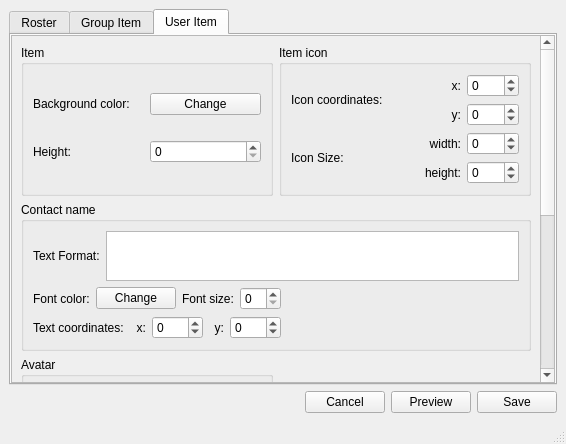
This is plugins/styler/window.ui in xmpp-graveyard/jabbim as Qt 5 draws it before an edit. The edited form follows.
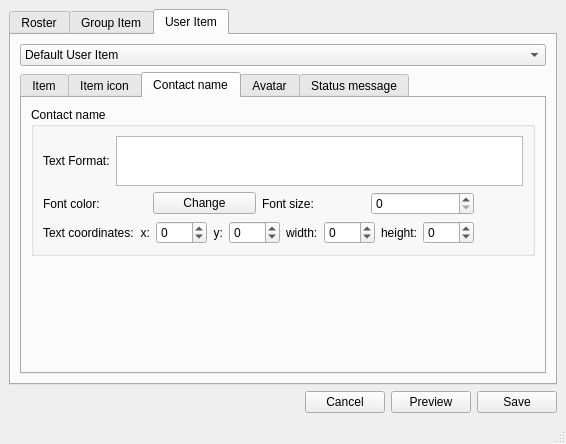
This is the edited form.

```diff
--- a/plugins/styler/window.ui
+++ b/plugins/styler/window.ui
@@ -367,28 +367,25 @@
        <attribute name="title" >
         <string>User Item</string>
        </attribute>
-       <layout class="QGridLayout" name="gridLayout_12" >
-        <property name="margin" >
-         <number>0</number>
-        </property>
-        <item row="0" column="0" >
-         <widget class="QScrollArea" name="scrollArea_2" >
-          <property name="verticalScrollBarPolicy" >
-           <enum>Qt::ScrollBarAlwaysOn</enum>
+       <layout class="QGridLayout" name="gridLayout_18" >
+        <item row="1" column="0" >
+         <widget class="QTabWidget" name="tabWidget_2" >
+          <property name="currentIndex" >
+           <number>2</number>
           </property>
-          <property name="widgetResizable" >
-           <bool>true</bool>
-          </property>
-          <widget class="QWidget" name="scrollAreaWidgetContents_2" >
+          <widget class="QWidget" name="tab_4" >
            <property name="geometry" >
             <rect>
              <x>0</x>
-             <y>-301</y>
-             <width>523</width>
-             <height>632</height>
+             <y>0</y>
+             <width>518</width>
+             <height>282</height>
             </rect>
            </property>
-           <layout class="QGridLayout" name="gridLayout_18" >
+           <attribute name="title" >
+            <string>Item</string>
+           </attribute>
+           <layout class="QGridLayout" name="gridLayout_12" >
             <item row="0" column="0" >
              <widget class="QGroupBox" name="groupBox_4" >
               <property name="title" >
@@ -431,6 +428,47 @@
              </widget>
             </item>
             <item row="0" column="1" >
+             <spacer name="horizontalSpacer_6" >
+              <property name="orientation" >
+               <enum>Qt::Horizontal</enum>
+              </property>
+              <property name="sizeHint" stdset="0" >
+               <size>
+                <width>40</width>
+                <height>20</height>
+               </size>
+              </property>
+             </spacer>
+            </item>
+            <item row="1" column="0" >
+             <spacer name="verticalSpacer_5" >
+              <property name="orientation" >
+               <enum>Qt::Vertical</enum>
+              </property>
+              <property name="sizeHint" stdset="0" >
+               <size>
+                <width>20</width>
+                <height>40</height>
+               </size>
+              </property>
+             </spacer>
+            </item>
+           </layout>
+          </widget>
+          <widget class="QWidget" name="tab_5" >
+           <property name="geometry" >
+            <rect>
+             <x>0</x>
+             <y>0</y>
+             <width>518</width>
+             <height>282</height>
+            </rect>
+           </property>
+           <attribute name="title" >
+            <string>Item icon</string>
+           </attribute>
+           <layout class="QGridLayout" name="gridLayout_19" >
+            <item row="0" column="0" >
              <widget class="QGroupBox" name="groupBox_5" >
               <property name="title" >
                <string>Item icon</string>
@@ -549,7 +587,40 @@
               </layout>
              </widget>
             </item>
-            <item row="1" column="0" colspan="2" >
+            <item row="0" column="1" >
+             <spacer name="horizontalSpacer_5" >
+              <property name="orientation" >
+               <enum>Qt::Horizontal</enum>
+              </property>
+              <property name="sizeHint" stdset="0" >
+               <size>
+                <width>40</width>
+                <height>20</height>
+               </size>
+              </property>
+             </spacer>
+            </item>
+            <item row="1" column="0" >
+             <spacer name="verticalSpacer_4" >
+              <property name="orientation" >
+               <enum>Qt::Vertical</enum>
+              </property>
+              <property name="sizeHint" stdset="0" >
+               <size>
+                <width>20</width>
+                <height>40</height>
+               </size>
+              </property>
+             </spacer>
+            </item>
+           </layout>
+          </widget>
+          <widget class="QWidget" name="tab_6" >
+           <attribute name="title" >
+            <string>Contact name</string>
+           </attribute>
+           <layout class="QGridLayout" name="gridLayout_20" >
+            <item row="0" column="0" >
              <widget class="QGroupBox" name="groupBox_6" >
               <property name="title" >
                <string>Contact name</string>
@@ -670,12 +741,79 @@
                    </property>
                   </widget>
                  </item>
+                 <item>
+                  <widget class="QLabel" name="label_41" >
+                   <property name="text" >
+                    <string>width:</string>
+                   </property>
+                  </widget>
+                 </item>
+                 <item>
+                  <widget class="QSpinBox" name="uTextCoordinates2" >
+                   <property name="minimum" >
+                    <number>-500</number>
+                   </property>
+                   <property name="maximum" >
+                    <number>500</number>
+                   </property>
+                  </widget>
+                 </item>
+                 <item>
+                  <widget class="QLabel" name="label_42" >
+                   <property name="text" >
+                    <string>height:</string>
+                   </property>
+                  </widget>
+                 </item>
+                 <item>
+                  <widget class="QSpinBox" name="uTextCoordinates3" >
+                   <property name="minimum" >
+                    <number>-500</number>
+                   </property>
+                   <property name="maximum" >
+                    <number>500</number>
+                   </property>
+                  </widget>
+                 </item>
                 </layout>
                </item>
               </layout>
              </widget>
             </item>
-            <item row="2" column="0" >
+            <item row="0" column="1" >
+             <spacer name="horizontalSpacer_4" >
+              <property name="orientation" >
+               <enum>Qt::Horizontal</enum>
+              </property>
+              <property name="sizeHint" stdset="0" >
+               <size>
+                <width>40</width>
+                <height>20</height>
+               </size>
+              </property>
+             </spacer>
+            </item>
+            <item row="1" column="0" >
+             <spacer name="verticalSpacer_3" >
+              <property name="orientation" >
+               <enum>Qt::Vertical</enum>
+              </property>
+              <property name="sizeHint" stdset="0" >
+               <size>
+                <width>20</width>
+                <height>40</height>
+               </size>
+              </property>
+             </spacer>
+            </item>
+           </layout>
+          </widget>
+          <widget class="QWidget" name="tab_7" >
+           <attribute name="title" >
+            <string>Avatar</string>
+           </attribute>
+           <layout class="QGridLayout" name="gridLayout_21" >
+            <item row="0" column="0" >
              <widget class="QGroupBox" name="groupBox_7" >
               <property name="title" >
                <string>Avatar</string>
@@ -794,7 +932,40 @@
               </layout>
              </widget>
             </item>
-            <item row="3" column="0" colspan="2" >
+            <item row="0" column="1" >
+             <spacer name="horizontalSpacer_3" >
+              <property name="orientation" >
+               <enum>Qt::Horizontal</enum>
+              </property>
+              <property name="sizeHint" stdset="0" >
+               <size>
+                <width>40</width>
+                <height>20</height>
+               </size>
+              </property>
+             </spacer>
+            </item>
+            <item row="1" column="0" >
+             <spacer name="verticalSpacer_2" >
+              <property name="orientation" >
+               <enum>Qt::Vertical</enum>
+              </property>
+              <property name="sizeHint" stdset="0" >
+               <size>
+                <width>20</width>
+                <height>40</height>
+               </size>
+              </property>
+             </spacer>
+            </item>
+           </layout>
+          </widget>
+          <widget class="QWidget" name="tab_8" >
+           <attribute name="title" >
+            <string>Status message</string>
+           </attribute>
+           <layout class="QGridLayout" name="gridLayout_22" >
+            <item row="0" column="0" >
              <widget class="QGroupBox" name="groupBox_8" >
               <property name="title" >
                <string>Status message</string>
@@ -968,6 +1139,20 @@
           </widget>
          </widget>
         </item>
+        <item row="0" column="0" >
+         <widget class="QComboBox" name="comboBox" >
+          <item>
+           <property name="text" >
+            <string>Default User Item</string>
+           </property>
+          </item>
+          <item>
+           <property name="text" >
+            <string>Selected User Item</string>
+           </property>
+          </item>
+         </widget>
+        </item>
        </layout>
       </widget>
      </widget>
```
Left out of the diff: 28 changed lines with no effect on the pictures.
